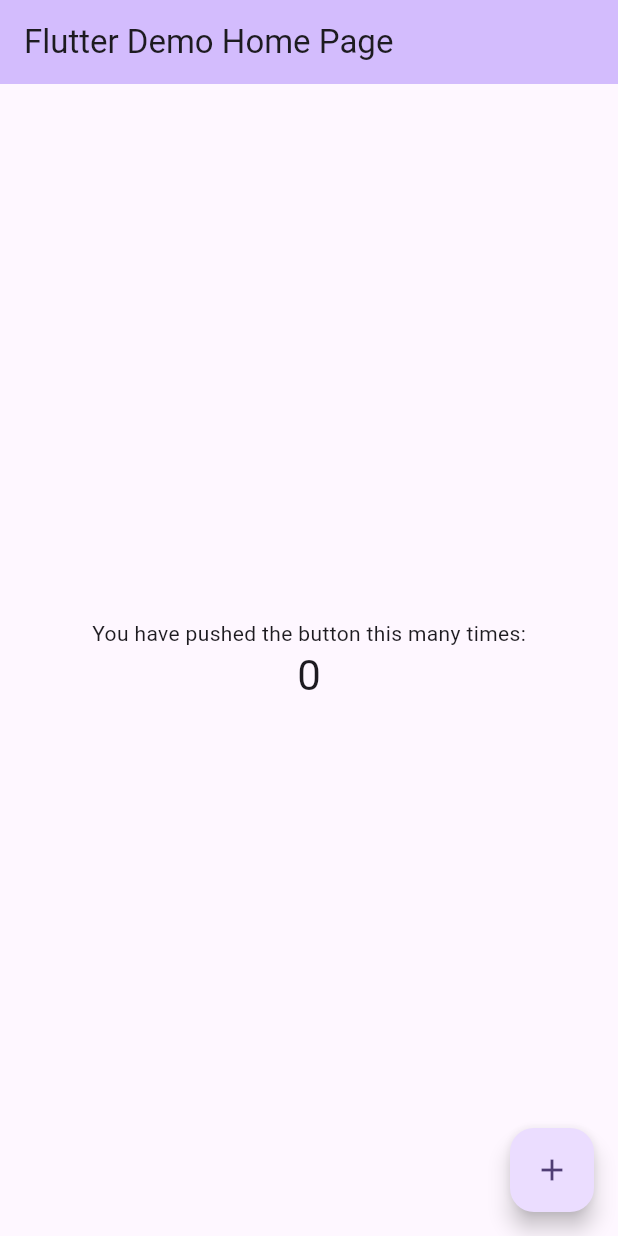
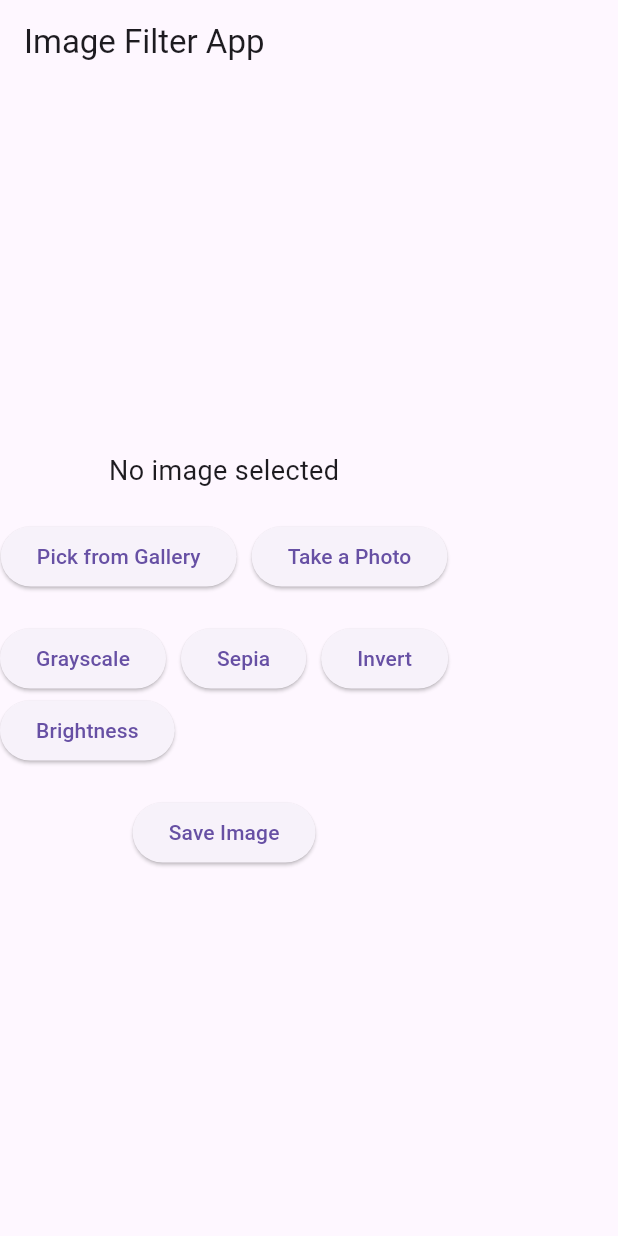
Before and after one commit to natanmuletahunde/document_scanner_flu-ML, a Flutter app: the screen it shows after launch, on a phone screen of 412 x 824 dp. Run offline on Flutter 3.47's test engine with Material 3 defaults, Android fonts, the phone set to English and light mode, and no system bars; our stand-ins replace image_picker.

Commit message:
modify the main.dart file

```diff
--- a/lib/main.dart
+++ b/lib/main.dart
@@ -1,125 +1,134 @@
+import 'dart:io';
+import 'dart:typed_data';
 import 'package:flutter/material.dart';
+import 'package:image_picker/image_picker.dart';
+import 'package:path_provider/path_provider.dart';
+import 'package:image/image.dart' as img;
 
 void main() {
-  runApp(const MyApp());
+  runApp(ImageFilterApp());
 }
 
-class MyApp extends StatelessWidget {
-  const MyApp({super.key});
-
-  // This widget is the root of your application.
+class ImageFilterApp extends StatelessWidget {
   @override
   Widget build(BuildContext context) {
     return MaterialApp(
-      title: 'Flutter Demo',
-      theme: ThemeData(
-        // This is the theme of your application.
-        //
-        // TRY THIS: Try running your application with "flutter run". You'll see
-        // the application has a purple toolbar. Then, without quitting the app,
-        // try changing the seedColor in the colorScheme below to Colors.green
-        // and then invoke "hot reload" (save your changes or press the "hot
-        // reload" button in a Flutter-supported IDE, or press "r" if you used
-        // the command line to start the app).
-        //
-        // Notice that the counter didn't reset back to zero; the application
-        // state is not lost during the reload. To reset the state, use hot
-        // restart instead.
-        //
-        // This works for code too, not just values: Most code changes can be
-        // tested with just a hot reload.
-        colorScheme: ColorScheme.fromSeed(seedColor: Colors.deepPurple),
-        useMaterial3: true,
-      ),
-      home: const MyHomePage(title: 'Flutter Demo Home Page'),
+      debugShowCheckedModeBanner: false,
+      title: 'Image Filter App',
+      theme: ThemeData(primarySwatch: Colors.blue),
+      home: ImageFilterScreen(),
     );
   }
 }
 
-class MyHomePage extends StatefulWidget {
-  const MyHomePage({super.key, required this.title});
-
-  // This widget is the home page of your application. It is stateful, meaning
-  // that it has a State object (defined below) that contains fields that affect
-  // how it looks.
-
-  // This class is the configuration for the state. It holds the values (in this
-  // case the title) provided by the parent (in this case the App widget) and
-  // used by the build method of the State. Fields in a Widget subclass are
-  // always marked "final".
-
-  final String title;
-
+class ImageFilterScreen extends StatefulWidget {
   @override
-  State<MyHomePage> createState() => _MyHomePageState();
+  _ImageFilterScreenState createState() => _ImageFilterScreenState();
 }
 
-class _MyHomePageState extends State<MyHomePage> {
-  int _counter = 0;
+class _ImageFilterScreenState extends State<ImageFilterScreen> {
+  File? _image;
+  Uint8List? _filteredImage;
+  final ImagePicker _picker = ImagePicker();
 
-  void _incrementCounter() {
+  Future<void> _pickImage(ImageSource source) async {
+    final pickedFile = await _picker.pickImage(source: source);
+    if (pickedFile != null) {
+      setState(() {
+        _image = File(pickedFile.path);
+        _filteredImage = null; // Reset filtered image when new image is selected
+      });
+    }
+  }
+
+  Future<void> _applyFilter(String filterType) async {
+    if (_image == null) return;
+
+    final imageBytes = await _image!.readAsBytes();
+    img.Image originalImage = img.decodeImage(imageBytes)!;
+
+    img.Image filteredImage;
+    switch (filterType) {
+      case 'grayscale':
+        filteredImage = img.grayscale(originalImage);
+        break;
+      case 'sepia':
+        filteredImage = img.sepia(originalImage);
+        break;
+      case 'invert':
+        filteredImage = img.invert(originalImage);
+        break;
+      case 'brightness':
+        filteredImage = img.adjustColor(originalImage, gamma: 1.2); // Increase brightness
+        break;
+      default:
+        return;
+    }
+
     setState(() {
-      // This call to setState tells the Flutter framework that something has
-      // changed in this State, which causes it to rerun the build method below
-      // so that the display can reflect the updated values. If we changed
-      // _counter without calling setState(), then the build method would not be
-      // called again, and so nothing would appear to happen.
-      _counter++;
+      _filteredImage = Uint8List.fromList(img.encodePng(filteredImage));
     });
+  }
+
+  Future<void> _saveImage() async {
+    if (_filteredImage == null) return;
+
+    final directory = await getApplicationDocumentsDirectory();
+    final filePath = '${directory.path}/filtered_image.png';
+    File file = File(filePath);
+    await file.writeAsBytes(_filteredImage!);
+
+    ScaffoldMessenger.of(context).showSnackBar(
+      SnackBar(content: Text('Image saved to: $filePath')),
+    );
   }
 
   @override
   Widget build(BuildContext context) {
-    // This method is rerun every time setState is called, for instance as done
-    // by the _incrementCounter method above.
-    //
-    // The Flutter framework has been optimized to make rerunning build methods
-    // fast, so that you can just rebuild anything that needs updating rather
-    // than having to individually change instances of widgets.
     return Scaffold(
-      appBar: AppBar(
-        // TRY THIS: Try changing the color here to a specific color (to
-        // Colors.amber, perhaps?) and trigger a hot reload to see the AppBar
-        // change color while the other colors stay the same.
-        backgroundColor: Theme.of(context).colorScheme.inversePrimary,
-        // Here we take the value from the MyHomePage object that was created by
-        // the App.build method, and use it to set our appbar title.
-        title: Text(widget.title),
+      appBar: AppBar(title: Text("Image Filter App")),
+      body: Column(
+        mainAxisAlignment: MainAxisAlignment.center,
+        children: [
+          _image == null
+              ? Text("No image selected", style: TextStyle(fontSize: 18))
+              : (_filteredImage != null
+                  ? Image.memory(_filteredImage!, height: 300)
+                  : Image.file(_image!, height: 300)),
+          SizedBox(height: 20),
+          Wrap(
+            spacing: 10,
+            children: [
+              ElevatedButton(
+                  onPressed: () => _pickImage(ImageSource.gallery),
+                  child: Text("Pick from Gallery")),
+              ElevatedButton(
+                  onPressed: () => _pickImage(ImageSource.camera),
+                  child: Text("Take a Photo")),
+            ],
+          ),
+          SizedBox(height: 20),
+          Wrap(
+            spacing: 10,
+            children: [
+              ElevatedButton(
+                  onPressed: () => _applyFilter('grayscale'),
+                  child: Text("Grayscale")),
+              ElevatedButton(
+                  onPressed: () => _applyFilter('sepia'),
+                  child: Text("Sepia")),
+              ElevatedButton(
+                  onPressed: () => _applyFilter('invert'),
+                  child: Text("Invert")),
+              ElevatedButton(
+                  onPressed: () => _applyFilter('brightness'),
+                  child: Text("Brightness")),
+            ],
+          ),
+          SizedBox(height: 20),
+          ElevatedButton(onPressed: _saveImage, child: Text("Save Image")),
+        ],
       ),
-      body: Center(
-        // Center is a layout widget. It takes a single child and positions it
-        // in the middle of the parent.
-        child: Column(
-          // Column is also a layout widget. It takes a list of children and
-          // arranges them vertically. By default, it sizes itself to fit its
-          // children horizontally, and tries to be as tall as its parent.
-          //
-          // Column has various properties to control how it sizes itself and
-          // how it positions its children. Here we use mainAxisAlignment to
-          // center the children vertically; the main axis here is the vertical
-          // axis because Columns are vertical (the cross axis would be
-          // horizontal).
-          //
-          // TRY THIS: Invoke "debug painting" (choose the "Toggle Debug Paint"
-          // action in the IDE, or press "p" in the console), to see the
-          // wireframe for each widget.
-          mainAxisAlignment: MainAxisAlignment.center,
-          children: <Widget>[
-            const Text(
-              'You have pushed the button this many times:',
-            ),
-            Text(
-              '$_counter',
-              style: Theme.of(context).textTheme.headlineMedium,
-            ),
-          ],
-        ),
-      ),
-      floatingActionButton: FloatingActionButton(
-        onPressed: _incrementCounter,
-        tooltip: 'Increment',
-        child: const Icon(Icons.add),
-      ), // This trailing comma makes auto-formatting nicer for build methods.
     );
   }
 }
```
Also changed, not shown: pubspec.yaml (+6 -6 lines), pubspec.lock, 5 other files.
